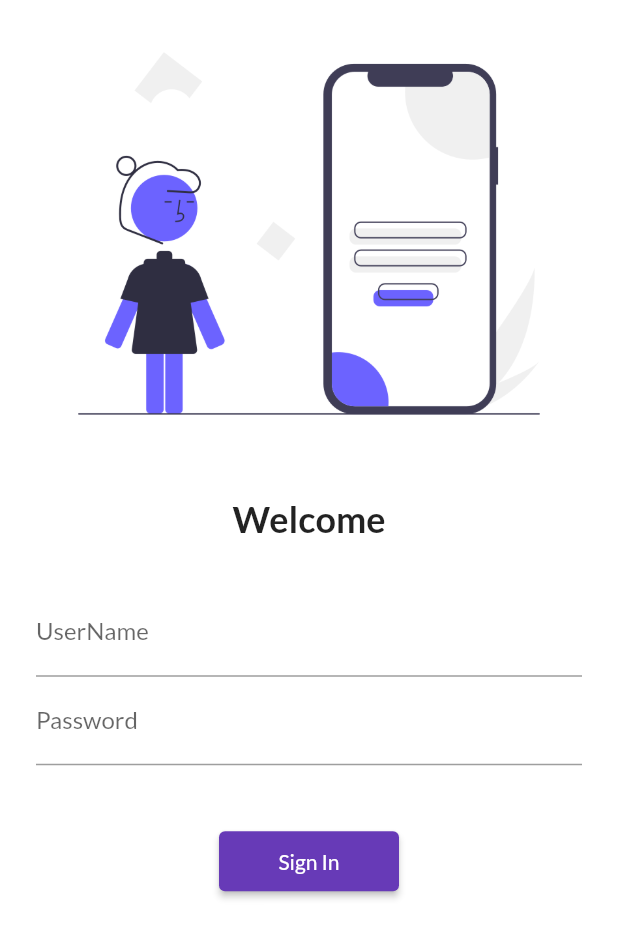
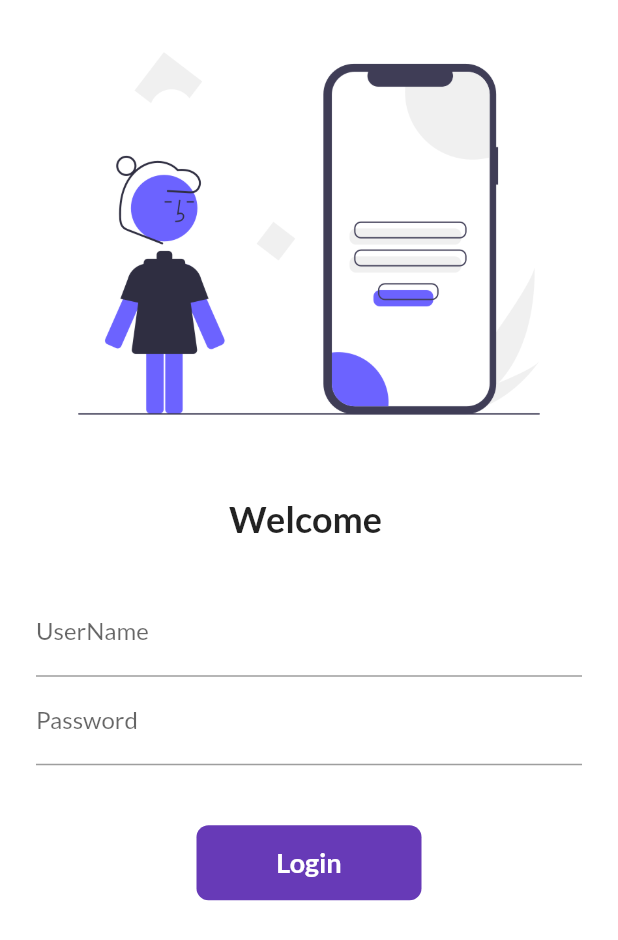
Before and after one commit to godsmith53/flutter, a Flutter app: the screen it shows after launch, on a phone screen of 412 x 824 dp. Shown: the top 940 px of the screen. Run offline on Flutter 3.47's test engine with Material 2 defaults, Android fonts, the phone set to English and light mode, and no system bars; our stand-ins replace google_fonts.

Commit message:
day6 completed

```diff
--- a/lib/pages/loginpage.dart
+++ b/lib/pages/loginpage.dart
@@ -1,9 +1,16 @@
 import 'package:flutter/material.dart';
 import 'package:flutter1/utils/routes.dart';
 
-class loginpage extends StatelessWidget {
+class loginpage extends StatefulWidget {
   const loginpage({ Key? key }) : super(key: key);
 
+  @override
+  State<loginpage> createState() => _loginpageState();
+}
+
+class _loginpageState extends State<loginpage> {
+  String name="";
+  bool changeButton=false;
   @override
   Widget build(BuildContext context) {
     return Material(
@@ -16,7 +23,7 @@ class loginpage extends StatelessWidget {
             SizedBox(
               height: 20,
             ),
-            Text("Welcome",
+            Text("Welcome $name",
             style: TextStyle(
               fontSize:24,
               fontWeight: FontWeight.bold
@@ -32,7 +39,13 @@ class loginpage extends StatelessWidget {
                 decoration: InputDecoration(
                   hintText: "Enter UserName",
                   labelText: "UserName"
-                )
+                ),
+                onChanged: (value){
+                  name=value;
+                  setState(() {
+
+                  });
+                },
               ),
               TextFormField(
                 obscureText: true,
@@ -44,10 +57,36 @@ class loginpage extends StatelessWidget {
                SizedBox(
               height: 40,
             ),
-            ElevatedButton(onPressed:() {
+            InkWell(
+              onTap: ()async {
+                setState(() {
+                  changeButton=true;
+                });
+                await Future.delayed(Duration(milliseconds: 500));
                 Navigator.pushNamed(context, MyRoutes.homeroute);
-            }, child: Text("Sign In"),
-            style: TextButton.styleFrom(minimumSize: Size(120, 40)),)
+              },
+              child: AnimatedContainer(
+                duration: Duration(milliseconds: 500),
+                alignment: Alignment.center,
+                width: changeButton?50: 150,
+                height: 50,
+
+                child:changeButton?Icon(Icons.done,color: Colors.white): Text("Login",
+                style: TextStyle(
+                  color: Colors.white,
+                  fontWeight: FontWeight.bold,
+                  fontSize: 18),
+                  ),
+                  decoration: BoxDecoration(
+                    color: Colors.deepPurple,
+                    borderRadius: BorderRadius.circular(changeButton?50: 8)
+                  ),
+              ),
+            ),
+          //  ElevatedButton(onPressed:() {
+            //    Navigator.pushNamed(context, MyRoutes.homeroute);
+           // }, child: Text("Sign In"),
+           // style: TextButton.styleFrom(minimumSize: Size(120, 40)),)
               ],
               ),
             ),
```
